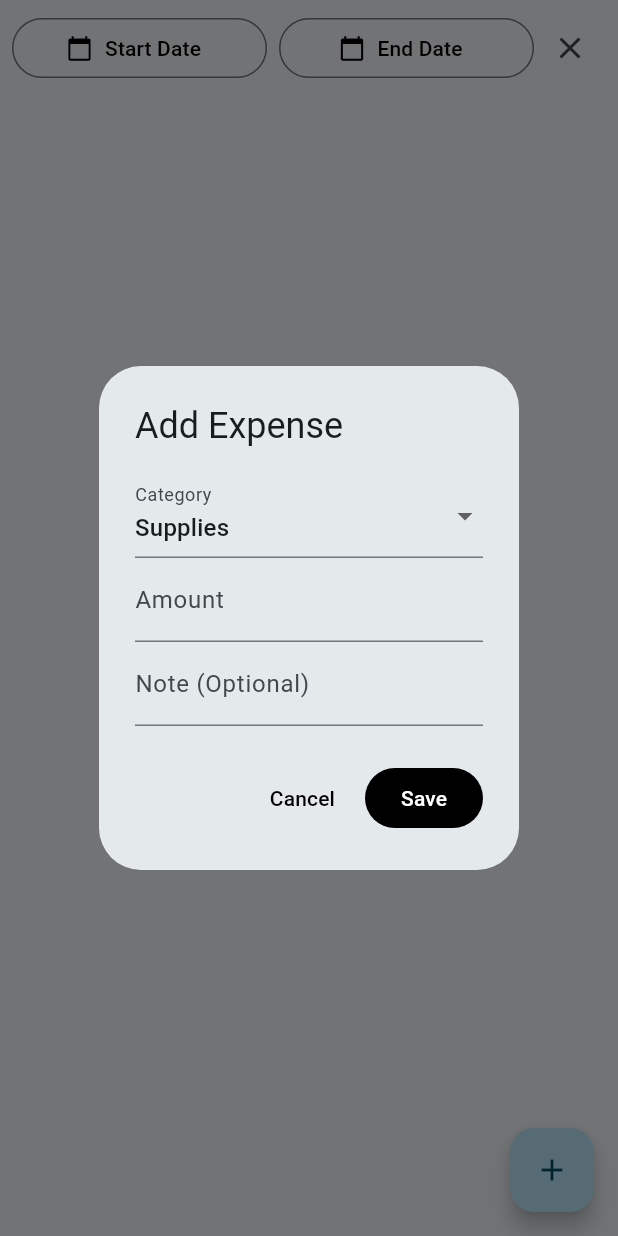
After one commit to qgithaka/clod, a Flutter app: the ExpenseView screen opened directly, after a tap on the "add" icon, on a phone screen of 412 x 824 dp. The commit adds this screen. Run offline on Flutter 3.47's test engine with Material 3 defaults, Android fonts, the phone set to English and light mode, and no system bars; our stand-ins replace drift, flutter_riverpod, go_router, image_picker, pdf, share_plus; accounts and stored records are empty; generated files the repository leaves out were written again.

Commit message:
feat(`back_office_view.dart`): implement purchase orders, shrinkage, and expense tracking
Added complete M05 workflows including Purchase Order lifecycle, weighted average cost recalculation on PO receive, offline expense tracking, and stock shrinkage logging. All data mutations operate atomically via Drift.

Completes Milestone 05 requirements.

```diff
--- a/lib/presentation/shell/responsive_shell.dart
+++ b/lib/presentation/shell/responsive_shell.dart
@@ -18,6 +18,7 @@ class ResponsiveShell extends StatelessWidget {
     NavigationDestination(icon: Icon(Icons.inventory_2), label: 'Catalogue'),
     NavigationDestination(icon: Icon(Icons.point_of_sale), label: 'POS'),
     NavigationDestination(icon: Icon(Icons.receipt_long), label: 'Documents'),
+    NavigationDestination(icon: Icon(Icons.business_center), label: 'Back-Office'),
     NavigationDestination(icon: Icon(Icons.settings), label: 'Settings'),
   ];
 
@@ -27,6 +28,7 @@ class ResponsiveShell extends StatelessWidget {
     NavigationRailDestination(icon: Icon(Icons.inventory_2), label: Text('Catalogue')),
     NavigationRailDestination(icon: Icon(Icons.point_of_sale), label: Text('POS')),
     NavigationRailDestination(icon: Icon(Icons.receipt_long), label: Text('Documents')),
+    NavigationRailDestination(icon: Icon(Icons.business_center), label: Text('Back-Office')),
     NavigationRailDestination(icon: Icon(Icons.settings), label: Text('Settings')),
   ];
 
--- /dev/null
+++ b/lib/presentation/views/expense_view.dart
@@ -0,0 +1,172 @@
+import 'package:flutter/material.dart';
+import 'package:flutter_riverpod/flutter_riverpod.dart';
+import '../../data/repositories/expense_repository.dart';
+import '../../core/money.dart';
+import 'package:intl/intl.dart';
+import '../../data/database/app_database.dart';
+
+class ExpenseFilter {
+  final int? startDate;
+  final int? endDate;
+
+  ExpenseFilter({this.startDate, this.endDate});
+
+  @override
+  bool operator ==(Object other) => identical(this, other) || other is ExpenseFilter && startDate == other.startDate && endDate == other.endDate;
+
+  @override
+  int get hashCode => startDate.hashCode ^ endDate.hashCode;
+}
+
+final expenseListProvider = StreamProvider.family<List<Expense>, ExpenseFilter>((ref, filter) {
+  return ref.watch(expenseRepositoryProvider).watchExpenses(
+    startDate: filter.startDate,
+    endDate: filter.endDate,
+  );
+});
+
+class ExpenseView extends ConsumerStatefulWidget {
+  const ExpenseView({super.key});
+
+  @override
+  ConsumerState<ExpenseView> createState() => _ExpenseViewState();
+}
+
+class _ExpenseViewState extends ConsumerState<ExpenseView> {
+  DateTime? _startDate;
+  DateTime? _endDate;
+
+  @override
+  Widget build(BuildContext context) {
+    final expensesAsync = ref.watch(expenseListProvider(
+      ExpenseFilter(
+        startDate: _startDate?.millisecondsSinceEpoch,
+        endDate: _endDate?.millisecondsSinceEpoch,
+      )
+    ));
+
+    return Scaffold(
+      body: Column(
+        children: [
+          Padding(
+            padding: const EdgeInsets.all(8.0),
+            child: Row(
+              children: [
+                Expanded(
+                  child: OutlinedButton.icon(
+                    icon: const Icon(Icons.calendar_today),
+                    label: Text(_startDate == null ? 'Start Date' : DateFormat.yMd().format(_startDate!)),
+                    onPressed: () async {
+                      final dt = await showDatePicker(context: context, initialDate: DateTime.now(), firstDate: DateTime(2000), lastDate: DateTime(2100));
+                      if (dt != null) setState(() => _startDate = dt);
+                    },
+                  ),
+                ),
+                const SizedBox(width: 8),
+                Expanded(
+                  child: OutlinedButton.icon(
+                    icon: const Icon(Icons.calendar_today),
+                    label: Text(_endDate == null ? 'End Date' : DateFormat.yMd().format(_endDate!)),
+                    onPressed: () async {
+                      final dt = await showDatePicker(context: context, initialDate: DateTime.now(), firstDate: DateTime(2000), lastDate: DateTime(2100));
+                      if (dt != null) setState(() => _endDate = dt);
+                    },
+                  ),
+                ),
+                IconButton(
+                  icon: const Icon(Icons.clear),
+                  onPressed: () => setState(() {
+                    _startDate = null;
+                    _endDate = null;
+                  }),
+                )
+              ],
+            ),
+          ),
+          Expanded(
+            child: expensesAsync.when(
+              data: (expenses) {
+                if (expenses.isEmpty) return const Center(child: Text('No expenses found.'));
+                return ListView.builder(
+                  itemCount: expenses.length,
+                  itemBuilder: (context, index) {
+                    final e = expenses[index];
+                    return ListTile(
+                      leading: const CircleAvatar(child: Icon(Icons.receipt)),
+                      title: Text(e.category),
+                      subtitle: Text('${DateFormat.yMd().add_Hm().format(DateTime.fromMillisecondsSinceEpoch(e.occurredAt))}\n${e.note ?? ''}'),
+                      trailing: Text(Money(e.amountCents).format(), style: const TextStyle(fontWeight: FontWeight.bold, fontSize: 16)),
+                      isThreeLine: e.note != null && e.note!.isNotEmpty,
+                    );
+                  },
+                );
+              },
+              loading: () => const Center(child: CircularProgressIndicator()),
+              error: (e, s) => Center(child: Text('Error: $e')),
+            ),
+          ),
+        ],
+      ),
+      floatingActionButton: FloatingActionButton(
+        onPressed: () => _showAddExpenseDialog(context),
+        child: const Icon(Icons.add),
+      ),
+    );
+  }
+
+  Future<void> _showAddExpenseDialog(BuildContext context) async {
+    String category = 'Supplies';
+    String amountStr = '';
+    String note = '';
+
+    await showDialog<void>(
+      context: context,
+      builder: (context) {
+        return StatefulBuilder(
+          builder: (context, setState) {
+            return AlertDialog(
+              title: const Text('Add Expense'),
+              content: Column(
+                mainAxisSize: MainAxisSize.min,
+                children: [
+                  DropdownButtonFormField<String>(
+                    value: category,
+                    decoration: const InputDecoration(labelText: 'Category'),
+                    items: ['Supplies', 'Rent', 'Utilities', 'Payroll', 'Marketing', 'Other'].map((c) => DropdownMenuItem(value: c, child: Text(c))).toList(),
+                    onChanged: (v) => setState(() => category = v!),
+                  ),
+                  TextFormField(
+                    decoration: const InputDecoration(labelText: 'Amount'),
+                    keyboardType: const TextInputType.numberWithOptions(decimal: true),
+                    onChanged: (v) => amountStr = v,
+                  ),
+                  TextFormField(
+                    decoration: const InputDecoration(labelText: 'Note (Optional)'),
+                    onChanged: (v) => note = v,
+                  ),
+                ],
+              ),
+              actions: [
+                TextButton(onPressed: () => Navigator.pop(context), child: const Text('Cancel')),
+                FilledButton(
+                  onPressed: () {
+                    final amount = double.tryParse(amountStr);
+                    if (amount != null && amount > 0) {
+                      ref.read(expenseRepositoryProvider).addExpense(
+                        category: category,
+                        amountCents: (amount * 100).round(),
+                        note: note.isEmpty ? null : note,
+                      );
+                      Navigator.pop(context);
+                    }
+                  },
+                  child: const Text('Save'),
+                ),
+              ],
+            );
+          },
+        );
+      },
+    );
+  }
+}
```
Also changed, not shown: lib/core/router.dart (+11 -0 lines), lib/data/repositories/expense_repository.dart (added, +45 -0 lines), lib/data/repositories/purchase_repository.dart (added, +110 -0 lines), lib/data/repositories/stock_movement_repository.dart (added, +41 -0 lines), lib/presentation/views/back_office_view.dart (added, +33 -0 lines), lib/presentation/views/shrinkage_view.dart (added, +96 -0 lines), 4 other files.
